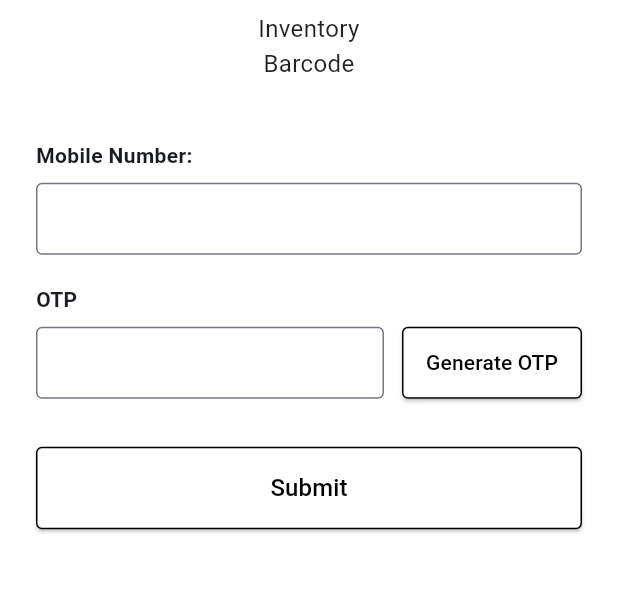
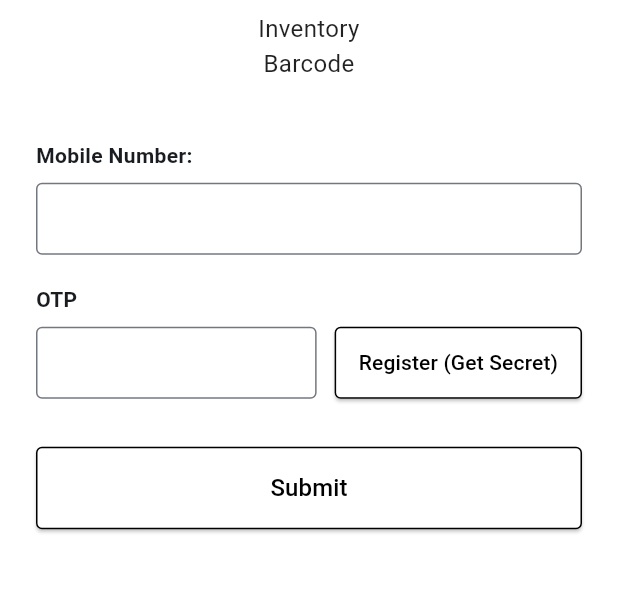
Before and after one commit to sm02041981/MonkeyBarrow, a Flutter app: the screen it shows after launch, on a phone screen of 412 x 824 dp, the part 466-1059 px from its top. Run offline on Flutter 3.47's test engine with Material 3 defaults, Android fonts, the phone set to English and light mode, and no system bars.

Commit message:
Migrate auth from simple OTP to secure TOTP using PyOTP
Co-authored-by: sm02041981 <174130620+sm02041981@users.noreply.github.com>

```diff
--- a/frontend/lib/login_page.dart
+++ b/frontend/lib/login_page.dart
@@ -15,25 +15,29 @@ class _LoginPageState extends State<LoginPage> {
   final _mobileController = TextEditingController();
   final _otpController = TextEditingController();
 
-  Future<void> _generateOtp() async {
+  Future<void> _register() async {
     if (_mobileController.text.isNotEmpty) {
       try {
         final response = await http.post(
-          Uri.parse(Config.apiUrl + '/api/auth/generate-otp'),
+          Uri.parse(Config.apiUrl + '/api/auth/register'),
           headers: {'Content-Type': 'application/json'},
           body: jsonEncode({'mobile_number': _mobileController.text}),
         );
 
         if (response.statusCode == 200) {
+          final data = jsonDecode(response.body);
           if (mounted) {
             ScaffoldMessenger.of(context).showSnackBar(
-              const SnackBar(content: Text('OTP Generated! (Use 123456)')),
+              SnackBar(
+                content: Text('Registered! TOTP Secret: ${data["secret"]}\nAdd this to Google Authenticator.'),
+                duration: const Duration(seconds: 10),
+              ),
             );
           }
         } else {
             if (mounted) {
                ScaffoldMessenger.of(context).showSnackBar(
-                 SnackBar(content: Text('Error generating OTP: ${response.statusCode}')),
+                 SnackBar(content: Text('Error registering: ${response.statusCode} - ${response.body}')),
                );
             }
         }
@@ -163,7 +167,7 @@ class _LoginPageState extends State<LoginPage> {
                         ),
                         const SizedBox(width: 12),
                         ElevatedButton(
-                          onPressed: _generateOtp,
+                          onPressed: _register,
                           style: ElevatedButton.styleFrom(
                             backgroundColor: Colors.white,
                             foregroundColor: Colors.black,
@@ -173,7 +177,7 @@ class _LoginPageState extends State<LoginPage> {
                             ),
                             padding: const EdgeInsets.symmetric(horizontal: 16, vertical: 14),
                           ),
-                          child: const Text('Generate OTP'),
+                          child: const Text('Register (Get Secret)'),
                         ),
                       ],
                     ),
```
Also changed, not shown: frontend/pubspec.lock (added), 16 other files.
